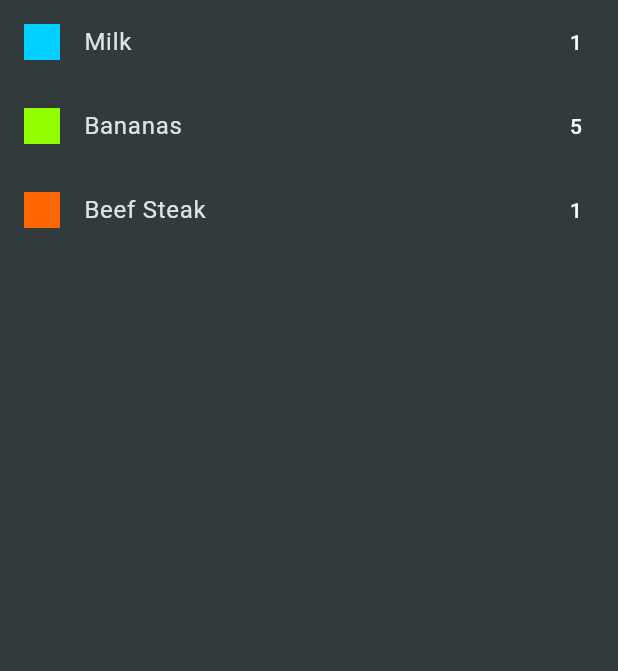
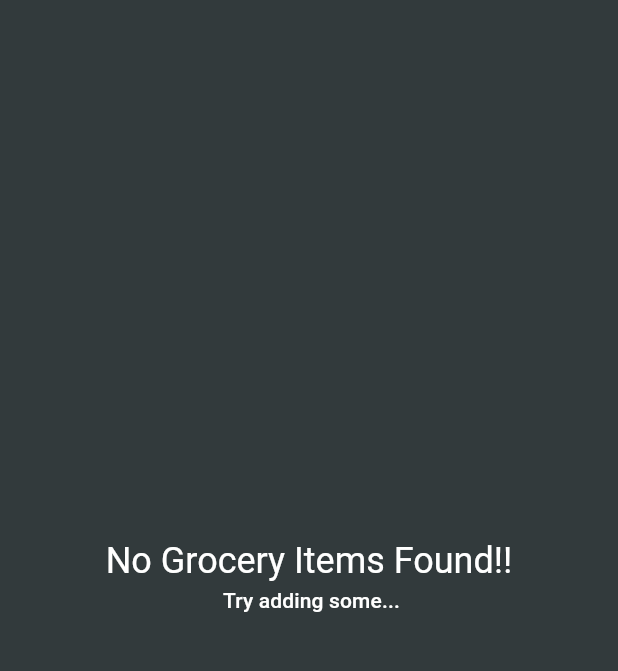
Before and after one commit to Mir-37/bazar_shodai, a Flutter app: the screen it shows after launch, on a phone screen of 412 x 824 dp, the part 84-755 px from its top. Run offline on Flutter 3.47's test engine with Material 3 defaults, Android fonts, the phone set to English and light mode, and no system bars; our stand-ins replace google_fonts.

Commit message:
feat(ui): enable item persistence and state management
- Implement stateful item management in HomeScreen to store added grocery items.
- Update NewItemScreen to return a new GroceryItem instance upon successful form submission.
- Refactor GroceryListing to accept a list of items and display an empty state message when no items are present.
- Add a success snackbar notification after item creation.

```diff
--- a/lib/main.dart
+++ b/lib/main.dart
@@ -71,7 +71,7 @@ class MyApp extends StatelessWidget {
     return MaterialApp(
       title: 'Flutter Groceries',
       theme: kThemeData,
-      home: const HomeScreen(),
+      home: HomeScreen(),
     );
   }
 }
--- a/lib/screens/home_screen.dart
+++ b/lib/screens/home_screen.dart
@@ -1,3 +1,4 @@
+import 'package:bazar_shodai/models/grocery_item.dart';
 import 'package:bazar_shodai/screens/new_item_screen.dart';
 import 'package:bazar_shodai/widgets/grocery_listing.dart';
 import 'package:flutter/material.dart';
@@ -10,6 +11,8 @@ class HomeScreen extends StatefulWidget {
 }
 
 class _HomeScreenState extends State<HomeScreen> {
+  final List<GroceryItem> _groceryItems = [];
+
   @override
   Widget build(BuildContext context) {
     return Scaffold(
@@ -22,15 +25,22 @@ class _HomeScreenState extends State<HomeScreen> {
           ),
         ],
       ),
-      body: const GroceryListing(),
+      body: GroceryListing(groceryItems: _groceryItems),
     );
   }
 
-  void _addItem() {
-    Navigator.of(context).push(
+  void _addItem() async {
+    final newItem = await Navigator.of(context).push<GroceryItem>(
       MaterialPageRoute(
         builder: (ctx) => const NewItemScreen(),
       ),
     );
+
+    if (newItem == null) {
+      return;
+    }
+    setState(() {
+      _groceryItems.add(newItem);
+    });
   }
 }
--- a/lib/widgets/grocery_listing.dart
+++ b/lib/widgets/grocery_listing.dart
@@ -1,11 +1,32 @@
-import 'package:bazar_shodai/data/dummy_items.dart';
+import 'package:bazar_shodai/models/grocery_item.dart';
 import 'package:flutter/material.dart';
 
 class GroceryListing extends StatelessWidget {
-  const GroceryListing({super.key});
+  const GroceryListing({super.key, required this.groceryItems});
+
+  final List<GroceryItem> groceryItems;
+
   @override
   Widget build(BuildContext context) {
-    return ListView.builder(
+    final content = groceryItems.isEmpty
+        ? Column(
+            mainAxisAlignment: MainAxisAlignment.center,
+            children: [
+              Center(
+                child: Text(
+                  'No Grocery Items Found!!',
+                  style: Theme.of(context).textTheme.headlineSmall,
+                ),
+              ),
+              Center(
+                child: Text(
+                  ' Try adding some...',
+                  style: Theme.of(context).textTheme.labelLarge,
+                ),
+              ),
+            ],
+          )
+        : ListView.builder(
             itemCount: groceryItems.length,
             itemBuilder: (ctx, index) => ListTile(
               leading: Container(
@@ -25,5 +46,6 @@ class GroceryListing extends StatelessWidget {
               ),
             ),
           );
+    return content;
   }
 }
```
Also changed, not shown: lib/screens/new_item_screen.dart (+23 -1 lines). Lines whose indentation alone changed are shown as unchanged.
